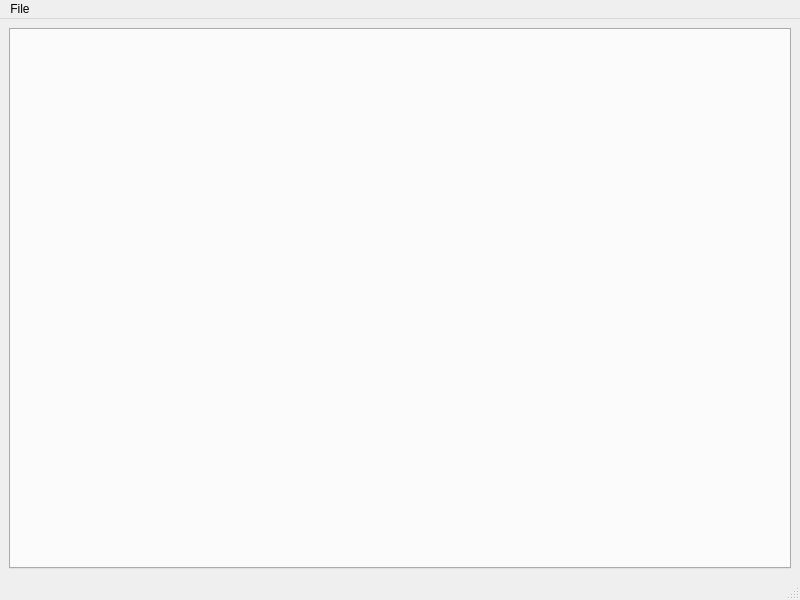
Old version of the form common/tester/tester.ui in the repository codemeetscopper/Python-Desktop-Application.
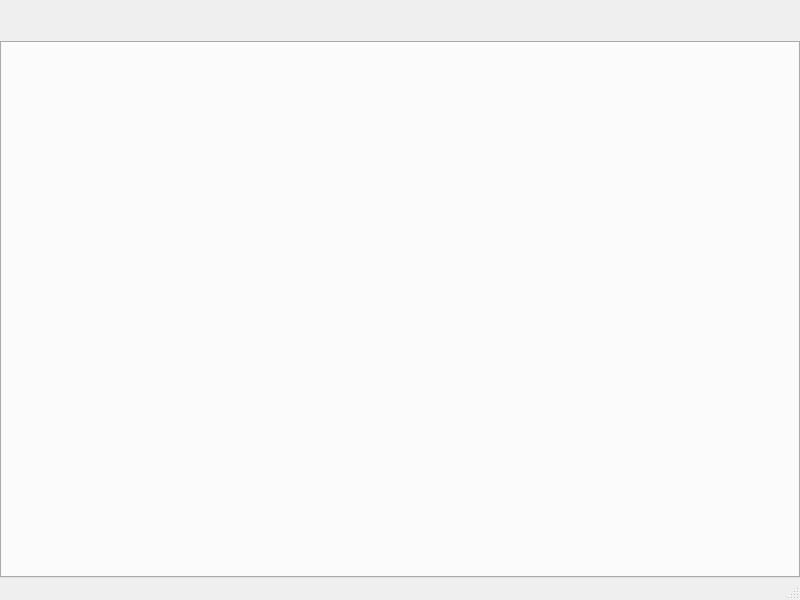
New version of the form.

What changed in the file:
```diff
--- a/common/tester/tester.ui
+++ b/common/tester/tester.ui
@@ -14,30 +14,44 @@
    <string>MainWindow</string>
   </property>
   <widget class="QWidget" name="centralwidget">
-   <layout class="QVBoxLayout" name="verticalLayout">
+   <layout class="QVBoxLayout" name="verticalLayout" stretch="1,20">
+    <property name="spacing">
+     <number>1</number>
+    </property>
+    <property name="leftMargin">
+     <number>0</number>
+    </property>
+    <property name="topMargin">
+     <number>0</number>
+    </property>
+    <property name="rightMargin">
+     <number>0</number>
+    </property>
+    <property name="bottomMargin">
+     <number>0</number>
+    </property>
+    <item>
+     <widget class="QWidget" name="titlebar" native="true">
+      <property name="sizePolicy">
+       <sizepolicy hsizetype="Preferred" vsizetype="Preferred">
+        <horstretch>0</horstretch>
+        <verstretch>0</verstretch>
+       </sizepolicy>
+      </property>
+      <property name="minimumSize">
+       <size>
+        <width>0</width>
+        <height>40</height>
+       </size>
+      </property>
+      <layout class="QHBoxLayout" name="horizontalLayout_2"/>
+     </widget>
+    </item>
     <item>
      <widget class="QTabWidget" name="main_tw"/>
     </item>
    </layout>
   </widget>
-  <widget class="QMenuBar" name="menubar">
-   <property name="geometry">
-    <rect>
-     <x>0</x>
-     <y>0</y>
-     <width>800</width>
-     <height>33</height>
-    </rect>
-   </property>
-   <widget class="QMenu" name="menuFile">
-    <property name="title">
-     <string>File</string>
-    </property>
-    <addaction name="actionClose"/>
-    <addaction name="actionAbout"/>
-   </widget>
-   <addaction name="menuFile"/>
-  </widget>
   <widget class="QStatusBar" name="statusbar"/>
   <action name="actionClose">
    <property name="text">
```
